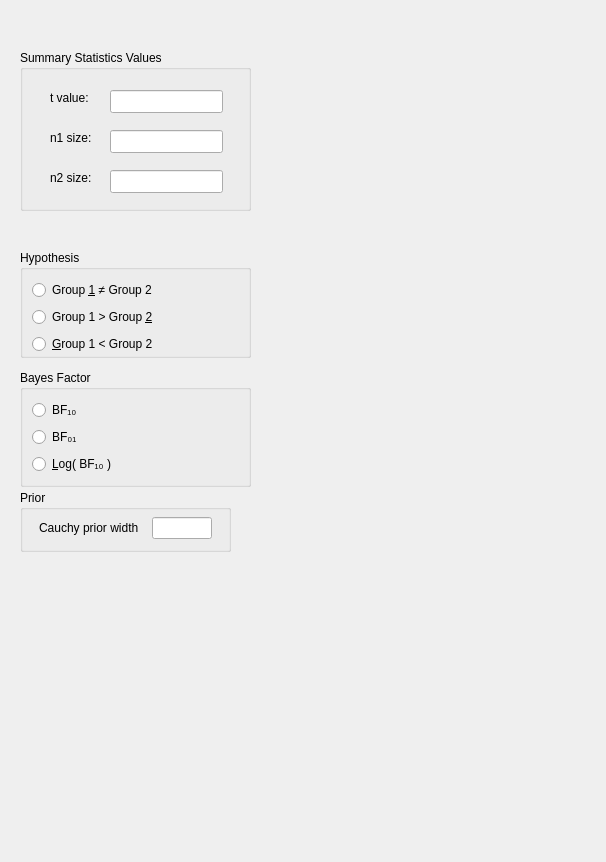
Before: the Qt Designer form JASP-Desktop/analysisforms/bffromtform.ui in jasp-stats/jasp-desktop, drawn with Qt 5.
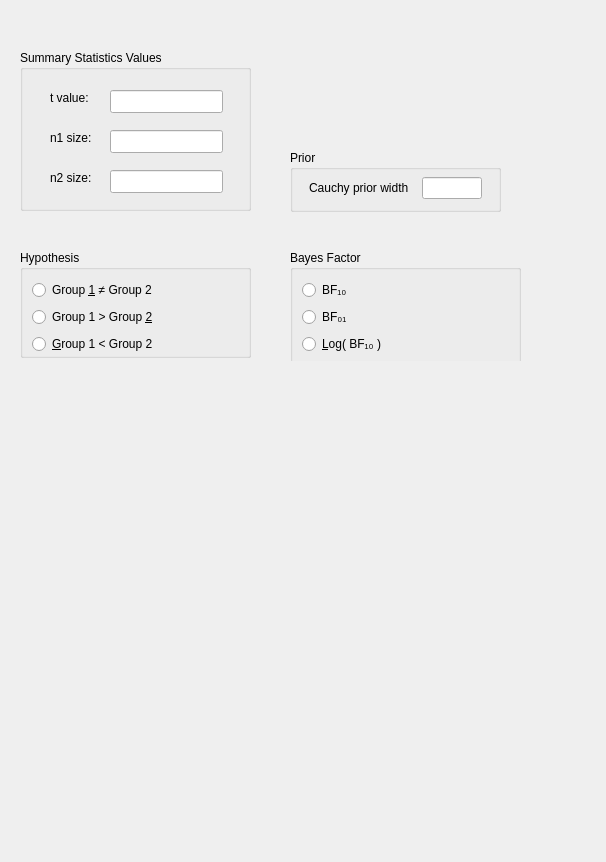
After: the same form once the commit is applied. Custom widgets are drawn as their Qt base class.

What changed in the file:
```diff
--- a/JASP-Desktop/analysisforms/bffromtform.ui
+++ b/JASP-Desktop/analysisforms/bffromtform.ui
@@ -106,8 +106,8 @@
     <rect>
      <x>20</x>
      <y>250</y>
-     <width>231</width>
-     <height>341</height>
+     <width>501</width>
+     <height>111</height>
     </rect>
    </property>
    <widget class="BoundGroupBox" name="hypothesis">
@@ -186,8 +186,8 @@
    <widget class="BoundGroupBox" name="bayesFactorType">
     <property name="geometry">
      <rect>
-      <x>0</x>
-      <y>120</y>
+      <x>270</x>
+      <y>0</y>
       <width>231</width>
       <height>117</height>
      </rect>
@@ -253,11 +253,12 @@
      </item>
     </layout>
    </widget>
+  </widget>
    <widget class="GroupBox" name="groupBox_2">
     <property name="geometry">
      <rect>
-      <x>0</x>
-      <y>240</y>
+     <x>290</x>
+     <y>150</y>
       <width>211</width>
       <height>62</height>
      </rect>
@@ -305,7 +306,6 @@
       </widget>
      </item>
     </layout>
-   </widget>
   </widget>
  </widget>
  <customwidgets>
```
Lines whose indentation alone changed are shown as unchanged.
